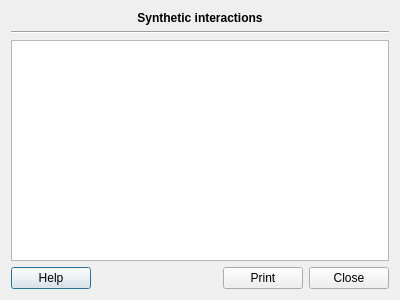
First picture: the form in plugins/drugsplugin/drugswidget/mfInteractionDialog.ui, repository FreeHealth/freehealth, before the edit.
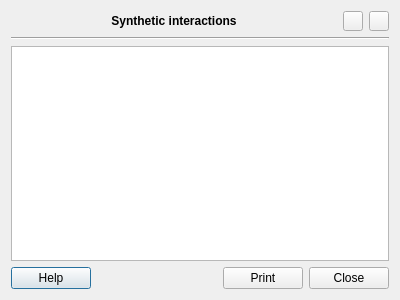
Second picture: the form after the edit.

Commit message: adding a magnifier on interaction synthesis viewer

What changed in the file:
```diff
--- a/plugins/drugsplugin/drugswidget/mfInteractionDialog.ui
+++ b/plugins/drugsplugin/drugswidget/mfInteractionDialog.ui
@@ -14,39 +14,17 @@
    <string>Dialog</string>
   </property>
   <layout class="QGridLayout" name="gridLayout">
-   <item row="0" column="0">
-    <widget class="QLabel" name="label">
-     <property name="sizePolicy">
-      <sizepolicy hsizetype="Expanding" vsizetype="Preferred">
-       <horstretch>0</horstretch>
-       <verstretch>0</verstretch>
-      </sizepolicy>
-     </property>
-     <property name="font">
-      <font>
-       <weight>75</weight>
-       <bold>true</bold>
-      </font>
-     </property>
-     <property name="text">
-      <string>Synthetic interactions</string>
-     </property>
-     <property name="alignment">
-      <set>Qt::AlignCenter</set>
-     </property>
-    </widget>
-   </item>
-   <item row="1" column="0">
+   <item row="3" column="0">
     <widget class="Line" name="line">
      <property name="orientation">
       <enum>Qt::Horizontal</enum>
      </property>
     </widget>
    </item>
-   <item row="2" column="0">
+   <item row="4" column="0">
     <widget class="QTextBrowser" name="textBrowser"/>
    </item>
-   <item row="3" column="0">
+   <item row="5" column="0">
     <layout class="QHBoxLayout" name="horizontalLayout">
      <item>
       <widget class="QPushButton" name="helpButton">
@@ -84,6 +62,70 @@
      </item>
     </layout>
    </item>
+   <item row="1" column="0">
+    <layout class="QHBoxLayout" name="horizontalLayout_2">
+     <item>
+      <widget class="QLabel" name="label">
+       <property name="sizePolicy">
+        <sizepolicy hsizetype="Expanding" vsizetype="Preferred">
+         <horstretch>0</horstretch>
+         <verstretch>0</verstretch>
+        </sizepolicy>
+       </property>
+       <property name="font">
+        <font>
+         <weight>75</weight>
+         <bold>true</bold>
+        </font>
+       </property>
+       <property name="text">
+        <string>Synthetic interactions</string>
+       </property>
+       <property name="alignment">
+        <set>Qt::AlignCenter</set>
+       </property>
+      </widget>
+     </item>
+     <item>
+      <widget class="QPushButton" name="zoomIn">
+       <property name="minimumSize">
+        <size>
+         <width>20</width>
+         <height>20</height>
+        </size>
+       </property>
+       <property name="maximumSize">
+        <size>
+         <width>20</width>
+         <height>20</height>
+        </size>
+       </property>
+       <property name="text">
+        <string/>
+       </property>
+      </widget>
+     </item>
+     <item>
+      <widget class="QPushButton" name="zoomOut">
+       <property name="minimumSize">
+        <size>
+         <width>20</width>
+         <height>20</height>
+        </size>
+       </property>
+       <property name="maximumSize">
+        <size>
+         <width>20</width>
+         <height>20</height>
+        </size>
+       </property>
+       <property name="text">
+        <string/>
+       </property>
+      </widget>
+     </item>
+    </layout>
+   </item>
   </layout>
  </widget>
  <resources/>
```
The commit also changes 6 other files.
